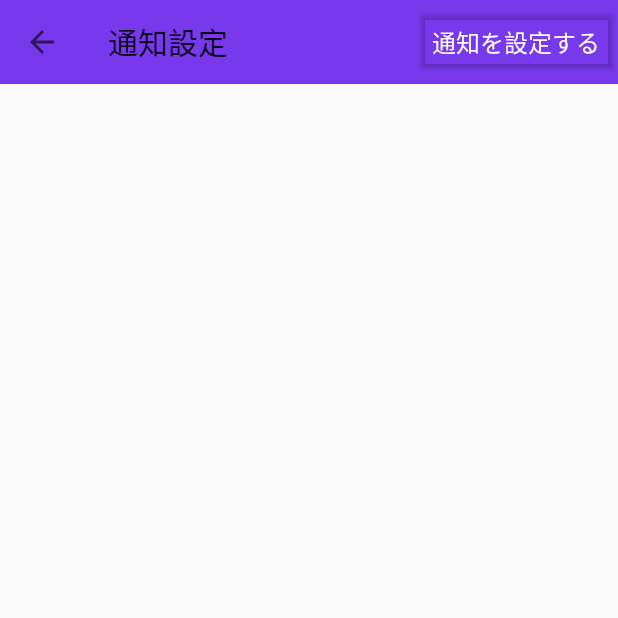
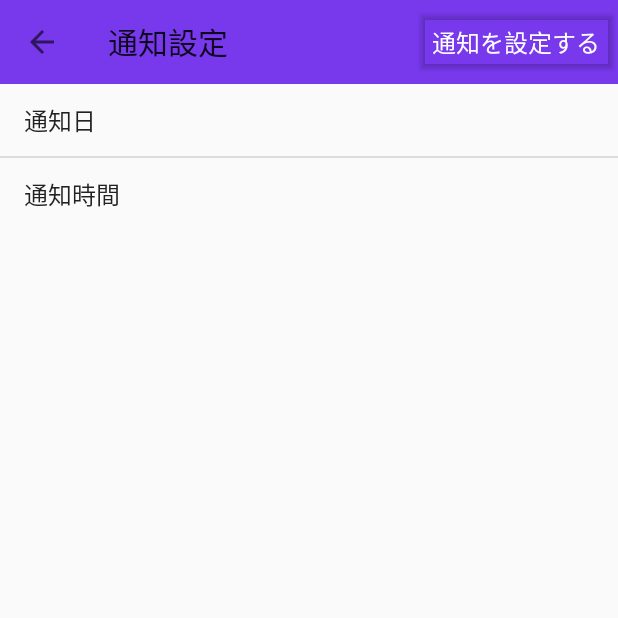
Before and after one commit to TakumiOtsukaABT/HachiojiCalendar-android, an Android app: the SettingsActivity screen opened directly, with no data from a screen before it, on a phone screen of 412 x 824 dp, the top half of it. Run offline under Robolectric (Android 15) with nearby library versions, the phone set to English and light mode, and no system bars.

Commit message:
set 通知日and 通知時間

```diff
--- a/app/src/main/java/com/example/hachiojicalendar/SettingsActivity.kt
+++ b/app/src/main/java/com/example/hachiojicalendar/SettingsActivity.kt
@@ -1,8 +1,11 @@
 package com.example.hachiojicalendar
 
 import android.os.Bundle
-import android.widget.Toolbar
+import android.view.View
+import android.widget.ArrayAdapter
+import android.widget.ListView
 import androidx.appcompat.app.AppCompatActivity
+
 
 class SettingsActivity : AppCompatActivity() {
 
@@ -14,5 +17,12 @@ class SettingsActivity : AppCompatActivity() {
         val actionBar = supportActionBar
         actionBar!!.title = "通知設定"
         actionBar.setDisplayHomeAsUpEnabled(true)
+
+        val data = ArrayList<Any>()
+        data.add("通知日")
+        data.add("通知時間")
+        val adapter: ArrayAdapter<*> = ArrayAdapter(this, android.R.layout.simple_list_item_1, data)
+        val listView: ListView = findViewById<View>(R.id.listview) as ListView
+        listView.setAdapter(adapter)
     }
 }
--- a/app/src/main/res/layout/settings_activity.xml
+++ b/app/src/main/res/layout/settings_activity.xml
@@ -1,12 +1,14 @@
 <LinearLayout xmlns:android="http://schemas.android.com/apk/res/android"
     android:layout_width="match_parent"
-    android:layout_height="match_parent">
+    android:layout_height="match_parent"
+    xmlns:app="http://schemas.android.com/apk/res-auto">
     >
 
     <FrameLayout
         android:id="@+id/settings"
         android:layout_width="match_parent"
-        android:layout_height="match_parent" >
+        android:layout_height="match_parent"
+        >
 
         <androidx.appcompat.widget.Toolbar
             android:id="@+id/toolbar"
@@ -30,8 +32,12 @@
                     android:textSize="16dp" />
 
             </LinearLayout>
-
         </androidx.appcompat.widget.Toolbar>
+        <ListView
+            android:id="@+id/listview"
+            android:layout_width="match_parent"
+            android:layout_marginTop="?android:attr/actionBarSize"
+            android:layout_height="wrap_content" />
 
     </FrameLayout>
 </LinearLayout>
```
